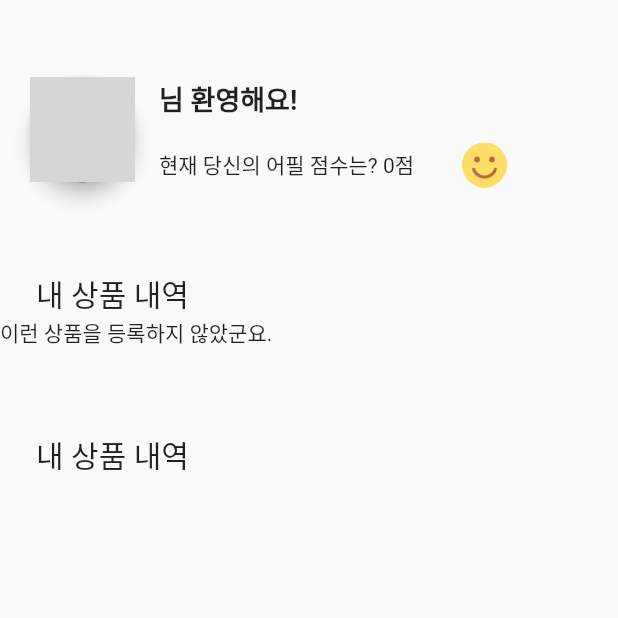
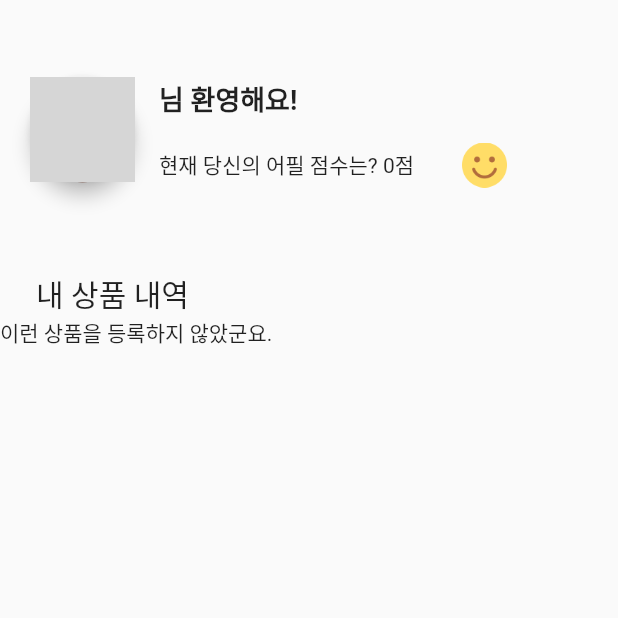
Before and after one commit to hyunho4532/FlutterTooMaket, a Flutter app: the ProfileScreen screen opened directly, on a phone screen of 412 x 824 dp, the top half of it. Run offline on Flutter 3.47's test engine with Material 2 defaults, Android fonts, the phone set to English and light mode, and no system bars; drawn by our look-alikes of cached_network_image, circular_profile_avatar; our stand-ins replace animated_bottom_navigation_bar, animated_text_kit, cloud_firestore, firebase_auth, firebase_core, firebase_database and 6 more; missing offline and left inert: animated_floating_buttons, image_picker_platform_interface, material_text_fields, pretty_button; accounts and stored records are empty; network calls fail; grey boxes are pictures that could not be loaded.

Commit message:
2023-10-31 프로필 내 상품 내역 기능 구현 완료

```diff
--- a/lib/screens/profile_screen.dart
+++ b/lib/screens/profile_screen.dart
@@ -144,13 +144,11 @@ class _ProfileScreenState extends State<ProfileScreen> {
                   var product = ProductModel.fromSnapshot(productDoc);
                   var imageUrl = product.imageUrl;
 
-                  return SizedBox(
-                    width: 120,
-                    child: Card(
-                      shape: RoundedRectangleBorder(
-                        borderRadius: BorderRadius.circular(20.0),
-                      ),
-                      child: Column(
+                  return Padding (
+                    padding: const EdgeInsets.only(top: 16.0, left: 24.0),
+                    child: Row (
+                      crossAxisAlignment: CrossAxisAlignment.start,
+
                       children: [
                         CachedNetworkImage(
                           width: 120,
@@ -164,31 +162,21 @@ class _ProfileScreenState extends State<ProfileScreen> {
                         ),
                       ],
                     ),
-                    ),
                   );
                 }).toList();
 
                 return Expanded (
-                  child: Padding(
-                    padding: const EdgeInsets.only(left: 24.0),
+                  child: SizedBox (
+                    width: MediaQuery.of(context).size.width,
+                    height: 10,
                     child: ListView (
                       scrollDirection: Axis.horizontal,
+
                       children: productWidgets,
                     ),
                   ),
                 );
               },
-            ),
-
-            const Padding (
-              padding: EdgeInsets.only(left: 24.0, top: 56.0),
-              child: Text (
-                '내 상품 내역',
-                style: TextStyle (
-                  fontSize: 20.0,
-
-                ),
-              ),
             ),
           ],
         ),
```
Lines whose indentation alone changed are shown as unchanged.
